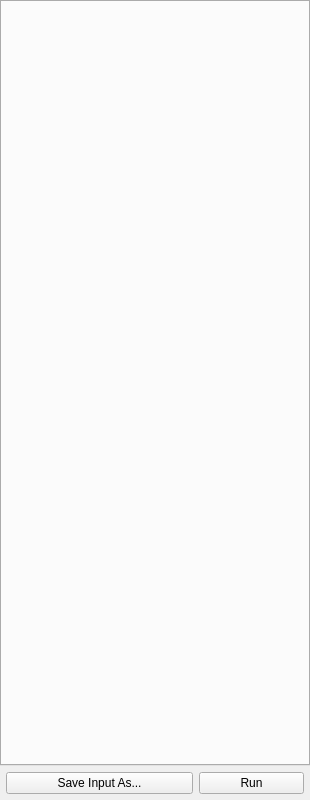
First picture: the form in src/crispy/quanty/uis/main.ui, repository mretegan/crispy, before the edit.
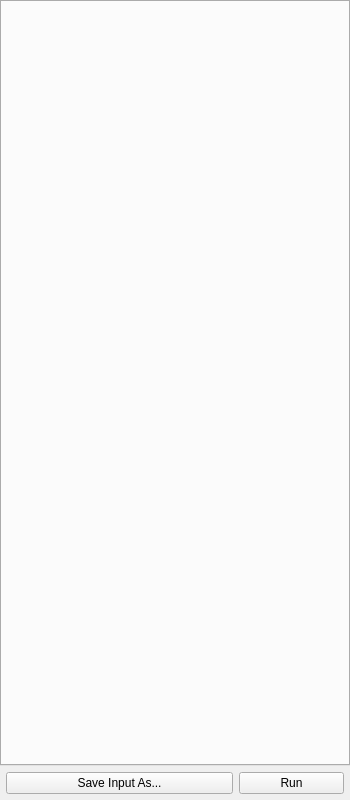
Second picture: the form after the edit.

Commit message: Use a wider dock widget

```diff
--- a/src/crispy/quanty/uis/main.ui
+++ b/src/crispy/quanty/uis/main.ui
@@ -6,7 +6,7 @@
    <rect>
     <x>0</x>
     <y>0</y>
-    <width>310</width>
+    <width>350</width>
     <height>800</height>
    </rect>
   </property>
@@ -18,7 +18,7 @@
   </property>
   <property name="minimumSize">
    <size>
-    <width>310</width>
+    <width>350</width>
     <height>350</height>
    </size>
   </property>
```
